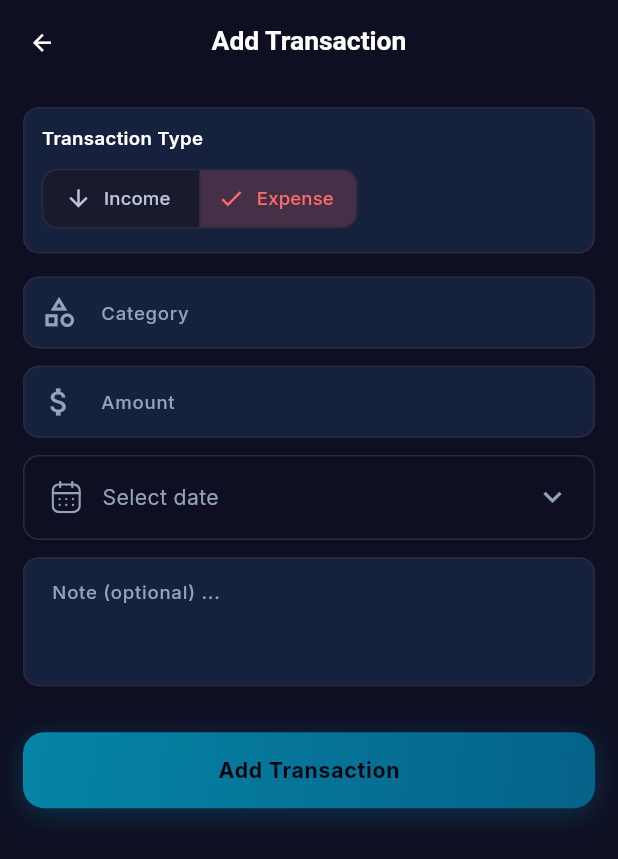
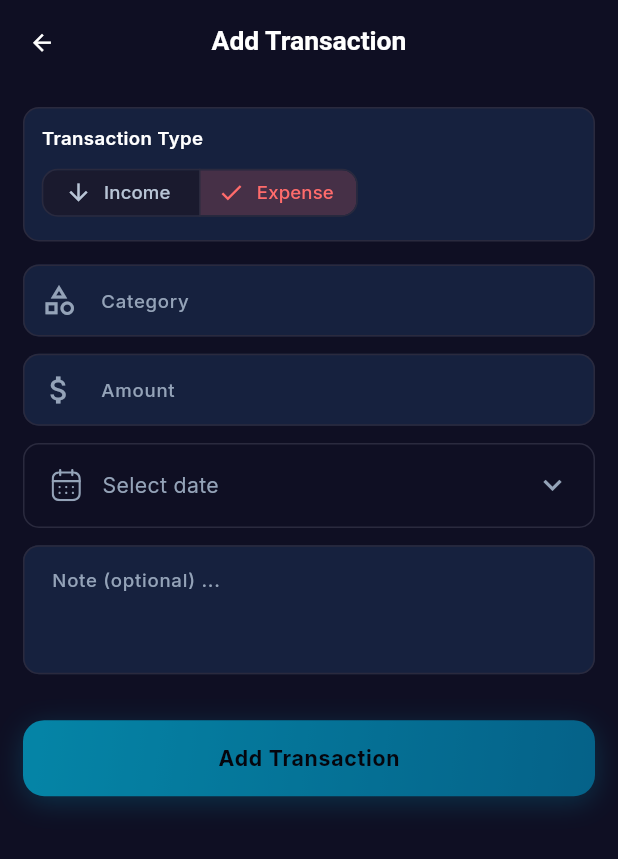
Before and after one commit to yunusaliyevxurshidbek/cashflow, a Flutter app: the AddPage screen opened by its route, on a phone screen of 412 x 824 dp. Shown: the top 859 px of the screen. Run offline on Flutter 3.47's test engine with Material 3 defaults, Android fonts, the phone set to English and light mode, and no system bars; our stand-ins replace animated_notch_bottom_bar, equatable, fl_chart, flutter_bloc, flutter_screenutil, flutter_svg and 3 more; accounts and stored records are empty.

Commit message:
last ui fixes

```diff
--- a/lib/features/transactions/data/repositories/transaction_repository_impl.dart
+++ b/lib/features/transactions/data/repositories/transaction_repository_impl.dart
@@ -1,5 +1,3 @@
-import 'dart:convert';
-
 import '../../domain/entities/transaction_entity.dart';
 import '../../domain/repositories/transaction_repository.dart';
 import '../datasources/local/transaction_local_datasource.dart';
--- a/lib/features/transactions/presentation/bloc/transaction/transaction_bloc.dart
+++ b/lib/features/transactions/presentation/bloc/transaction/transaction_bloc.dart
@@ -1,7 +1,6 @@
 import 'dart:async';
 import 'package:flutter_bloc/flutter_bloc.dart';
 import '../../../../../core/usecase/usecase.dart';
-import '../../../domain/entities/transaction_entity.dart';
 import '../../../domain/usecases/add_transaction.dart';
 import '../../../domain/usecases/delete_transaction.dart';
 import '../../../domain/usecases/export_json.dart';
@@ -47,7 +46,6 @@ class TransactionBloc extends Bloc<TransactionEvent, TransactionState> {
     on<ExportJsonRequested>(_onExport);
     on<ImportJsonRequested>(_onImport);
 
-    // When filter changes, reload list
     _filterSub = filterBloc.stream.listen((state) {
       add(LoadTransactionsRequested());
     });
--- a/lib/features/transactions/presentation/pages/add_transaction_page/widgets/add_page_widget.dart
+++ b/lib/features/transactions/presentation/pages/add_transaction_page/widgets/add_page_widget.dart
@@ -10,7 +10,6 @@ import 'package:income_expense_tracker/features/transactions/presentation/bloc/t
 import 'package:income_expense_tracker/features/transactions/presentation/bloc/transaction/transaction_event.dart';
 import 'package:income_expense_tracker/features/transactions/presentation/widgets/custom_snacbar.dart';
 import 'package:uuid/uuid.dart';
-
 import '../../../bloc/balance/balance_bloc.dart';
 import '../../../bloc/balance/balance_event.dart';
 import '../../main_page.dart';
@@ -79,7 +78,8 @@ class _AddPageWidgetState extends State<AddPageWidget> {
               children: [
                 Text(
                   'Transaction Type',
-                  style: AppTypography.cardTitle(context).copyWith(fontSize: 14.sp),
+                  style: AppTypography.cardTitle(context)
+                      .copyWith(fontSize: 14.sp),
                 ),
                 AppSpacing.verticalSm,
                 SegmentedButton<TransactionType>(
@@ -98,6 +98,10 @@ class _AddPageWidgetState extends State<AddPageWidget> {
                   selected: {_type},
                   onSelectionChanged: (s) => setState(() => _type = s.first),
                   style: ButtonStyle(
+                    visualDensity: VisualDensity.compact,
+                    padding: WidgetStateProperty.all(
+                      const EdgeInsets.symmetric(horizontal: 12, vertical: 10),
+                    ),
                     backgroundColor: WidgetStateProperty.resolveWith((states) {
                       if (states.contains(WidgetState.selected)) {
                         return _type == TransactionType.income
@@ -125,11 +129,13 @@ class _AddPageWidgetState extends State<AddPageWidget> {
           TextFormField(
             controller: _categoryController,
             decoration: const InputDecoration(
-              prefixIcon: Icon(Icons.category_outlined, color: AppColors.mutedText),
+              prefixIcon:
+                  Icon(Icons.category_outlined, color: AppColors.mutedText),
               labelText: 'Category',
               hintText: 'e.g., Food, Salary, Transport',
             ),
-            validator: (v) => (v == null || v.trim().isEmpty) ? 'Category is required' : null,
+            validator: (v) =>
+                (v == null || v.trim().isEmpty) ? 'Category is required' : null,
             textCapitalization: TextCapitalization.words,
           ),
           AppSpacing.verticalMd,
@@ -145,7 +151,8 @@ class _AddPageWidgetState extends State<AddPageWidget> {
             keyboardType: const TextInputType.numberWithOptions(decimal: true),
             validator: (v) {
               final d = double.tryParse(v ?? '');
-              if (d == null || d <= 0) return 'Please enter a valid amount greater than 0';
+              if (d == null || d <= 0)
+                return 'Please enter a valid amount greater than 0';
               return null;
             },
           ),
@@ -185,7 +192,7 @@ class _AddPageWidgetState extends State<AddPageWidget> {
               child: Row(
                 children: [
                   SvgPicture.asset(
-                      "assets/icons/calendar.svg",
+                    "assets/icons/calendar.svg",
                     colorFilter: const ColorFilter.mode(
                       AppColors.mutedText,
                       BlendMode.srcIn,
@@ -205,7 +212,8 @@ class _AddPageWidgetState extends State<AddPageWidget> {
                       ),
                     ),
                   ),
-                  const Icon(Icons.keyboard_arrow_down, color: AppColors.mutedText),
+                  const Icon(Icons.keyboard_arrow_down,
+                      color: AppColors.mutedText),
                 ],
               ),
             ),
@@ -227,7 +235,9 @@ class _AddPageWidgetState extends State<AddPageWidget> {
           AppSpacing.verticalXxl,
 
           // submit_button:
-          _GradientButton(text: _id == null ? 'Add Transaction' : 'Update Transaction', onPressed: _valid ? _submit : null),
+          _GradientButton(
+              text: _id == null ? 'Add Transaction' : 'Update Transaction',
+              onPressed: _valid ? _submit : null),
         ],
       ),
     );
@@ -242,7 +252,9 @@ class _AddPageWidgetState extends State<AddPageWidget> {
       category: _categoryController.text.trim(),
       amount: double.parse(_amountController.text.trim()),
       date: _date!,
-      note: _noteController.text.trim().isEmpty ? null : _noteController.text.trim(),
+      note: _noteController.text.trim().isEmpty
+          ? null
+          : _noteController.text.trim(),
     );
 
     final transactionBloc = context.read<TransactionBloc>();
@@ -267,7 +279,6 @@ class _AddPageWidgetState extends State<AddPageWidget> {
     transactionBloc.add(LoadTransactionsRequested());
     balanceBloc.add(LoadBalanceRequested());
 
-    // Clear all fields
     _categoryController.clear();
     _amountController.clear();
     _date = null;
@@ -276,10 +287,8 @@ class _AddPageWidgetState extends State<AddPageWidget> {
     _type = TransactionType.expense;
     setState(() {});
 
-    // Switch to home tab
     MainPage.globalKey.currentState?.switchToHome();
   }
-
 }
 
 class _GradientButton extends StatelessWidget {
--- a/lib/main.dart
+++ b/lib/main.dart
@@ -44,4 +44,4 @@ Future<void> main() async {
 
 // chart types
 // export import yaxshi ishlamayapti
-// home ga qaytish
+// yillarni o'zgartirgandan analysis da error chiqyapti
```
Also changed, not shown: lib/core/di/injection_container.dart (+8 -4 lines).
